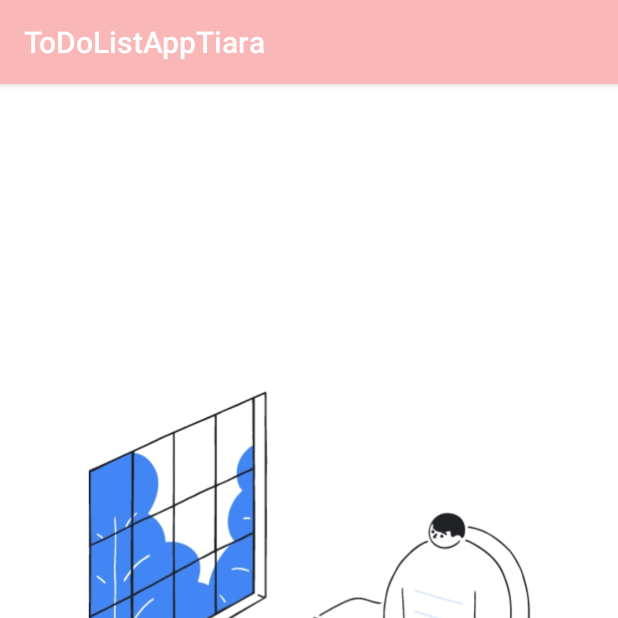
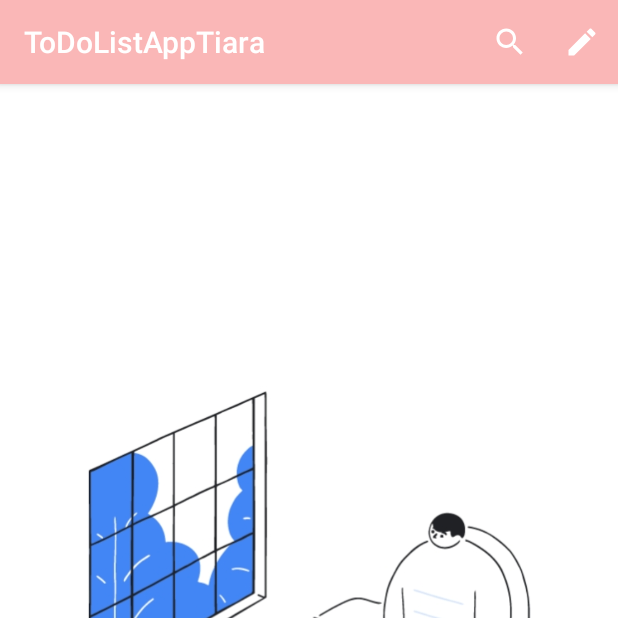
Before and after one commit to tiaralaaa/D121181022-Todo-List-App-with-MVVM-Room-LiveData, an Android app: the screen it shows after launch (MainActivity), on a phone screen of 412 x 824 dp, the top half of it. Run offline under Robolectric (Android 15) with nearby library versions, the phone set to English and light mode, and no system bars; our stand-ins replace Room's generated code.

Commit message:
Add Search by Title

```diff
--- a/app/src/main/java/id/ac/unhas/todolistapptiara/MainActivity.kt
+++ b/app/src/main/java/id/ac/unhas/todolistapptiara/MainActivity.kt
@@ -102,24 +102,46 @@ class MainActivity : AppCompatActivity(), TodoListAdapter.TodoItemClickListener
         countDialog?.dismiss()
     }
 
-    private fun createMockTodoItems(count: Int) {
-        val todoList = mutableListOf<TodoItem>()
+    override fun onActivityResult(requestCode: Int, resultCode: Int, data: Intent?) {
+        if (resultCode == Activity.RESULT_OK) {
+            val todoItem = data?.getParcelableExtra<TodoItem>(Constants.KEY_INTENT)!!
+            when (requestCode) {
+                Constants.INTENT_CREATE_TODO_ITEM -> {
+                    todoViewModel.saveTodoItem(todoItem)
 
-        for (index in 0..count) {
-            todoList.add(
-                TodoItem(
-                    null,
-                    "Title $index",
-                    "Description $index",
-                    "Tag $index",
-                    0,
-                    0,
-                    false
-                )
-            )
+                    hideEmptyTaskListImage()
+                }
+                Constants.INTENT_EDIT_TODO_ITEM -> {
+
+                    todoViewModel.updateTodoItem(todoItem)
+                }
+            }
         }
+    }
 
-        todoViewModel.saveTodoItems(todoList)
+    override fun onCreateOptionsMenu(menu: Menu?): Boolean {
+        menuInflater.inflate(R.menu.menu_todo_search, menu)
+        val searchManager = getSystemService(Context.SEARCH_SERVICE) as SearchManager
+        searchView = menu?.findItem(R.id.search_todo)
+            ?.actionView as SearchView
+        searchView.setSearchableInfo(
+            searchManager
+                .getSearchableInfo(componentName)
+        )
+        searchView.maxWidth = Integer.MAX_VALUE
+        searchView.setOnQueryTextListener(object : SearchView.OnQueryTextListener {
+            override fun onQueryTextSubmit(query: String?): Boolean {
+                todoAdapter.filter.filter(query)
+                return false
+            }
+
+            override fun onQueryTextChange(newText: String?): Boolean {
+                todoAdapter.filter.filter(newText)
+                return false
+            }
+
+        })
+        return true
     }
 
     private fun clearSearchView() {
--- /dev/null
+++ b/app/src/main/res/menu/menu_todo_search.xml
@@ -0,0 +1,19 @@
+<menu xmlns:android="http://schemas.android.com/apk/res/android"
+    xmlns:app="http://schemas.android.com/apk/res-auto"
+    xmlns:tools="http://schemas.android.com/tools"
+    tools:context=".ui.MainActivity">
+    <item
+        android:id="@+id/search_todo"
+        android:icon="@drawable/ic_search_white_24dp"
+        android:orderInCategory="100"
+        android:title="@string/search"
+        app:actionViewClass="androidx.appcompat.widget.SearchView"
+        app:showAsAction="ifRoom" />
+
+    <item
+        android:id="@+id/generate_items"
+        android:icon="@drawable/ic_create_black_24dp"
+        android:orderInCategory="100"
+        android:title="@string/create_items"
+        app:showAsAction="ifRoom" />
+</menu>
```
